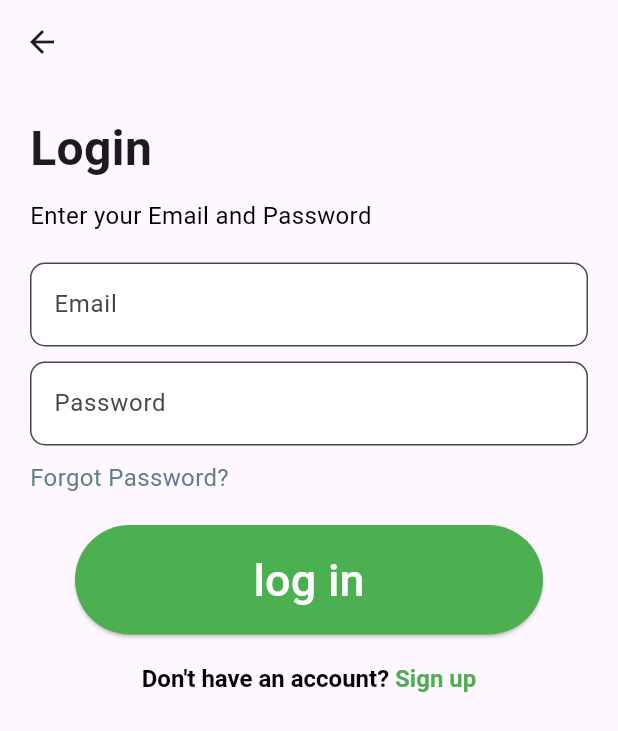
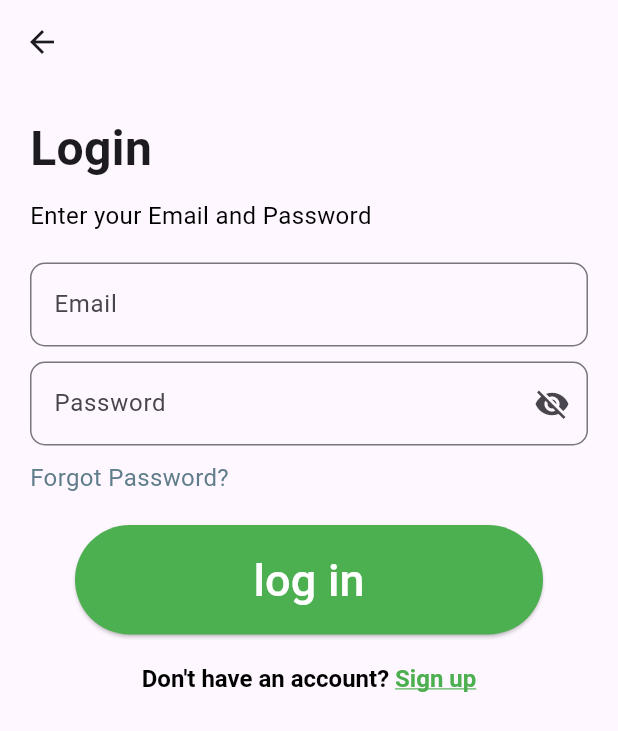
Before and after one commit to mirajgansi/Click_shop, a Flutter app: the screen it shows after launch, after a tap on "Get Started", on a phone screen of 412 x 824 dp. Shown: the top 731 px of the screen. Run offline on Flutter 3.47's test engine with Material 3 defaults, Android fonts, the light colour scheme and no system bars.

Commit message:
obscure added

```diff
--- a/lib/main.dart
+++ b/lib/main.dart
@@ -1,3 +1,4 @@
+import 'package:click_shop/screens/frogotpassword_screen.dart';
 import 'package:click_shop/screens/onboarding.dart';
 import 'package:click_shop/screens/login_screen.dart';
 import 'package:flutter/material.dart';
@@ -18,6 +19,7 @@ class MyApp extends StatelessWidget {
       routes: {
         '/': (context) => const Dashboard(),
         '/login': (context) => const LoginScreen(),
+        '/forgotpassword': (context) => const FrogotpasswordScreen(),
       },
     );
   }
--- a/lib/screens/login_screen.dart
+++ b/lib/screens/login_screen.dart
@@ -1,5 +1,6 @@
 import 'package:click_shop/widgets/my_button_widgets.dart';
 import 'package:click_shop/widgets/my_text_field_widgets.dart';
+import 'package:flutter/gestures.dart';
 import 'package:flutter/material.dart';
 
 class LoginScreen extends StatelessWidget {
@@ -13,6 +14,7 @@ class LoginScreen extends StatelessWidget {
       appBar: AppBar(),
       body: Padding(
         padding: const EdgeInsets.all(20.0),
+        child: SingleChildScrollView(
           child: Form(
             child: Column(
               crossAxisAlignment: CrossAxisAlignment.start,
@@ -44,7 +46,8 @@ class LoginScreen extends StatelessWidget {
                   obscureText: true,
                 ),
                 const SizedBox(height: 10),
-              Text(
+                GestureDetector(
+                  child: Text(
                     "Forgot Password?",
                     style: TextStyle(
                       fontSize: 16,
@@ -52,14 +55,18 @@ class LoginScreen extends StatelessWidget {
                       fontWeight: FontWeight.normal,
                     ),
                   ),
+                  onTap: () {
+                    Navigator.pushNamed(context, '/forgotpassword');
+                  },
+                ),
                 const SizedBox(height: 20),
                 MyButtonWidgets(onPressed: () {}, text: "log in"),
                 SizedBox(height: 20),
                 Center(
                   child: RichText(
-                  text: const TextSpan(
+                    text: TextSpan(
                       text: "Don't have an account? ",
-                    style: TextStyle(
+                      style: const TextStyle(
                         fontSize: 16,
                         color: Colors.black,
                         fontWeight: FontWeight.bold,
@@ -67,11 +74,16 @@ class LoginScreen extends StatelessWidget {
                       children: [
                         TextSpan(
                           text: "Sign up",
-                        style: TextStyle(
+                          style: const TextStyle(
                             fontSize: 16,
                             color: Colors.green,
                             fontWeight: FontWeight.bold,
+                            decoration: TextDecoration.underline,
                           ),
+                          recognizer: TapGestureRecognizer()
+                            ..onTap = () {
+                              Navigator.pushNamed(context, '/signup');
+                            },
                         ),
                       ],
                     ),
@@ -81,6 +93,7 @@ class LoginScreen extends StatelessWidget {
             ),
           ),
         ),
+      ),
     );
   }
 }
--- a/lib/widgets/my_text_field_widgets.dart
+++ b/lib/widgets/my_text_field_widgets.dart
@@ -1,6 +1,6 @@
 import 'package:flutter/material.dart';
 
-class MyTextFieldWidgets extends StatelessWidget {
+class MyTextFieldWidgets extends StatefulWidget {
   const MyTextFieldWidgets({
     super.key,
     required this.controller,
@@ -15,24 +15,46 @@ class MyTextFieldWidgets extends StatelessWidget {
   final String text;
   final String? Function(String?)? validator;
   final bool obscureText;
+
   @override
+  State<MyTextFieldWidgets> createState() => _MyTextFieldWidgetsState();
+}
+
+class _MyTextFieldWidgetsState extends State<MyTextFieldWidgets> {
+  late bool _obscure;
+
+  @override
+  void initState() {
+    super.initState();
+    _obscure = widget.obscureText;
+  }
+
   Widget build(BuildContext context) {
     return TextFormField(
+      controller: widget.controller,
+      obscureText: _obscure,
       decoration: InputDecoration(
-        hint: Text(hintText),
-        labelText: text,
+        hintText: widget.hintText,
+        labelText: widget.text,
         border: OutlineInputBorder(borderRadius: BorderRadius.circular(10)),
-        filled: true,
-        fillColor: Colors.white,
+        suffixIcon: widget.obscureText
+            ? IconButton(
+                icon: Icon(_obscure ? Icons.visibility_off : Icons.visibility),
+                onPressed: () {
+                  setState(() {
+                    _obscure = !_obscure;
+                  });
+                },
+              )
+            : null,
       ),
-      controller: controller,
+
       validator: (value) {
         if (value!.isEmpty) {
-          return ('Please enter $text');
+          return ('Please enter ${widget.text}');
         }
         return null;
       },
-      obscureText: obscureText,
     );
   }
 }
```
Also changed, not shown: lib/screens/frogotpassword_screen.dart (+28 -26 lines), lib/screens/signup_screen.dart (added, +10 -0 lines). Lines whose indentation alone changed are shown as unchanged.
